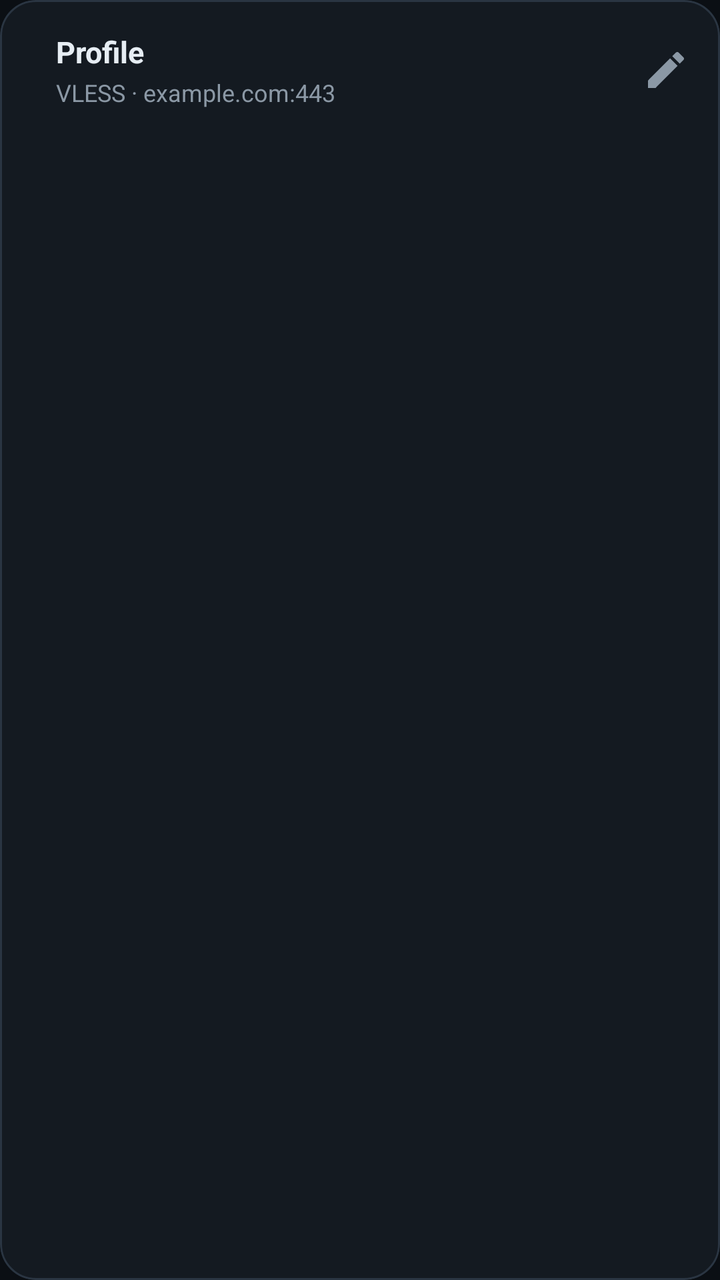
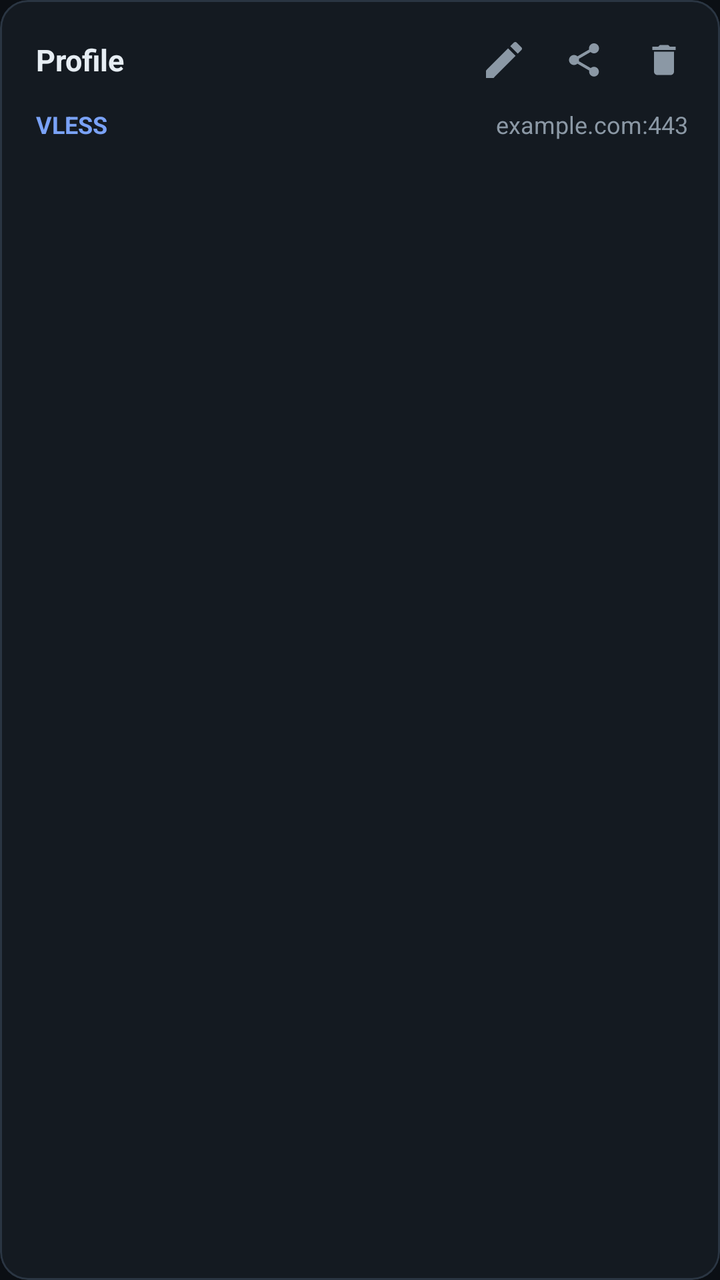

Compare the two renders of this Android layout. The source of the first and the diff that turns it into the second are given below.
<!-- AndroidManifest.xml: application theme Theme.RustRay -->
<!-- res/layout/item_profile.xml -->
<?xml version="1.0" encoding="utf-8"?>
<com.google.android.material.card.MaterialCardView xmlns:android="http://schemas.android.com/apk/res/android"
    xmlns:app="http://schemas.android.com/apk/res-auto"
    android:id="@+id/cardProfile"
    android:layout_width="match_parent"
    android:layout_height="wrap_content"
    android:layout_marginStart="16dp"
    android:layout_marginEnd="16dp"
    android:layout_marginTop="5dp"
    android:layout_marginBottom="5dp"
    android:clickable="true"
    android:focusable="true"
    app:cardBackgroundColor="@color/surface"
    app:cardCornerRadius="18dp"
    app:cardElevation="0dp"
    app:strokeColor="@color/outline"
    app:strokeWidth="1dp">

    <LinearLayout
        android:layout_width="match_parent"
        android:layout_height="wrap_content"
        android:gravity="center_vertical"
        android:orientation="horizontal"
        android:paddingStart="16dp"
        android:paddingTop="14dp"
        android:paddingEnd="6dp"
        android:paddingBottom="14dp">

        <ImageView
            android:id="@+id/ivSelected"
            android:layout_width="22dp"
            android:layout_height="22dp"
            android:contentDescription="Selected"
            android:src="@drawable/ic_check_circle"
            android:visibility="gone"
            app:tint="@color/primary" />

        <LinearLayout
            android:layout_width="0dp"
            android:layout_height="wrap_content"
            android:layout_marginStart="12dp"
            android:layout_weight="1"
            android:orientation="vertical">

            <TextView
                android:id="@+id/tvName"
                android:layout_width="match_parent"
                android:layout_height="wrap_content"
                android:ellipsize="end"
                android:maxLines="1"
                android:text="Profile"
                android:textColor="@color/text"
                android:textSize="15sp"
                android:textStyle="bold" />

            <TextView
                android:id="@+id/tvSubtitle"
                android:layout_width="match_parent"
                android:layout_height="wrap_content"
                android:layout_marginTop="2dp"
                android:ellipsize="end"
                android:maxLines="1"
                android:text="VLESS · example.com:443"
                android:textColor="@color/text_dim"
                android:textSize="12sp" />
        </LinearLayout>

        <ImageButton
            android:id="@+id/btnEdit"
            android:layout_width="42dp"
            android:layout_height="42dp"
            android:background="?attr/selectableItemBackgroundBorderless"
            android:contentDescription="Edit profile"
            android:src="@drawable/ic_edit"
            app:tint="@color/text_dim" />
    </LinearLayout>
</com.google.android.material.card.MaterialCardView>
<!-- resources referenced by this layout -->
<resources>
  <color name="outline">#2A3542</color>
  <color name="primary">#3DDC97</color>
  <color name="surface">#141A21</color>
  <color name="text">#E6EDF3</color>
  <color name="text_dim">#8B98A5</color>
  <!-- drawable ic_check_circle (drawable) -->
  <vector xmlns:android="http://schemas.android.com/apk/res/android"
      android:width="24dp" android:height="24dp"
      android:viewportWidth="24" android:viewportHeight="24">
      <path android:fillColor="#FFFFFFFF" android:pathData="M12,2C6.48,2 2,6.48 2,12s4.48,10 10,10 10,-4.48 10,-10S17.52,2 12,2zM10,17l-5,-5 1.41,-1.41L10,14.17l7.59,-7.59L19,8l-9,9z" />
  </vector>
  <!-- drawable ic_edit (drawable) -->
  <vector xmlns:android="http://schemas.android.com/apk/res/android"
      android:width="24dp" android:height="24dp"
      android:viewportWidth="24" android:viewportHeight="24">
      <path android:fillColor="#FFFFFFFF" android:pathData="M3,17.25V21h3.75L17.81,9.94l-3.75,-3.75L3,17.25zM20.71,7.04c0.39,-0.39 0.39,-1.02 0,-1.41l-2.34,-2.34c-0.39,-0.39 -1.02,-0.39 -1.41,0l-1.83,1.83 3.75,3.75 1.83,-1.83z" />
  </vector>
  <color name="on_primary">#04140D</color>
  <color name="surface_3">#232E3A</color>
  <color name="accent">#7AA2F7</color>
  <color name="bg">#0B0F14</color>
  <color name="error">#FF6B6B</color>
  <color name="surface_2">#1C242E</color>
  <style name="Widget.RustRay.Card" parent="Widget.Material3.CardView.Filled">
          <item name="cardBackgroundColor">@color/surface</item>
          <item name="cardCornerRadius">20dp</item>
          <item name="cardElevation">0dp</item>
          <item name="strokeWidth">1dp</item>
          <item name="strokeColor">@color/outline</item>
      </style>
  <style name="Widget.RustRay.TextInput" parent="Widget.Material3.TextInputLayout.OutlinedBox">
          <item name="boxBackgroundColor">@color/surface</item>
          <item name="boxStrokeColor">@color/primary</item>
          <item name="hintTextColor">@color/text_dim</item>
          <item name="boxCornerRadiusTopStart">12dp</item>
          <item name="boxCornerRadiusTopEnd">12dp</item>
          <item name="boxCornerRadiusBottomStart">12dp</item>
          <item name="boxCornerRadiusBottomEnd">12dp</item>
      </style>
  <!-- unchanged entries left out for length: 1 -->
</resources>

<!-- the commit's change to res/layout/item_profile.xml (unified diff, before → after) -->
@@ -11,7 +11,7 @@
     android:clickable="true"
     android:focusable="true"
     app:cardBackgroundColor="@color/surface"
-    app:cardCornerRadius="18dp"
+    app:cardCornerRadius="14dp"
     app:cardElevation="0dp"
     app:strokeColor="@color/outline"
     app:strokeWidth="1dp">
@@ -19,59 +19,102 @@
     <LinearLayout
         android:layout_width="match_parent"
         android:layout_height="wrap_content"
-        android:gravity="center_vertical"
-        android:orientation="horizontal"
-        android:paddingStart="16dp"
-        android:paddingTop="14dp"
-        android:paddingEnd="6dp"
-        android:paddingBottom="14dp">
+        android:orientation="horizontal">
 
-        <ImageView
-            android:id="@+id/ivSelected"
-            android:layout_width="22dp"
-            android:layout_height="22dp"
-            android:contentDescription="Selected"
-            android:src="@drawable/ic_check_circle"
-            android:visibility="gone"
-            app:tint="@color/primary" />
+        <View
+            android:id="@+id/viewSelectedBar"
+            android:layout_width="4dp"
+            android:layout_height="match_parent"
+            android:background="@color/primary"
+            android:visibility="invisible" />
 
         <LinearLayout
             android:layout_width="0dp"
             android:layout_height="wrap_content"
-            android:layout_marginStart="12dp"
             android:layout_weight="1"
-            android:orientation="vertical">
+            android:orientation="vertical"
+            android:paddingStart="14dp"
+            android:paddingTop="10dp"
+            android:paddingEnd="8dp"
+            android:paddingBottom="12dp">
 
-            <TextView
-                android:id="@+id/tvName"
+            <LinearLayout
                 android:layout_width="match_parent"
                 android:layout_height="wrap_content"
-                android:ellipsize="end"
-                android:maxLines="1"
-                android:text="Profile"
-                android:textColor="@color/text"
-                android:textSize="15sp"
-                android:textStyle="bold" />
+                android:gravity="center_vertical"
+                android:orientation="horizontal">
 
-            <TextView
-                android:id="@+id/tvSubtitle"
+                <TextView
+                    android:id="@+id/tvName"
+                    android:layout_width="0dp"
+                    android:layout_height="wrap_content"
+                    android:layout_weight="1"
+                    android:ellipsize="end"
+                    android:maxLines="1"
+                    android:paddingEnd="6dp"
+                    android:text="Profile"
+                    android:textColor="@color/text"
+                    android:textSize="15sp"
+                    android:textStyle="bold" />
+
+                <ImageButton
+                    android:id="@+id/btnEdit"
+                    android:layout_width="40dp"
+                    android:layout_height="40dp"
+                    android:background="?attr/selectableItemBackgroundBorderless"
+                    android:contentDescription="@string/title_edit_profile"
+                    android:src="@drawable/ic_edit"
+                    app:tint="@color/text_dim" />
+
+                <ImageButton
+                    android:id="@+id/btnShare"
+                    android:layout_width="40dp"
+                    android:layout_height="40dp"
+                    android:background="?attr/selectableItemBackgroundBorderless"
+                    android:contentDescription="@string/export_rr_title"
+                    android:src="@drawable/ic_share"
+                    app:tint="@color/text_dim" />
+
+                <ImageButton
+                    android:id="@+id/btnDelete"
+                    android:layout_width="40dp"
+                    android:layout_height="40dp"
+                    android:background="?attr/selectableItemBackgroundBorderless"
+                    android:contentDescription="@string/delete"
+                    android:src="@drawable/ic_delete"
+                    app:tint="@color/text_dim" />
+            </LinearLayout>
+
+            <LinearLayout
                 android:layout_width="match_parent"
                 android:layout_height="wrap_content"
-                android:layout_marginTop="2dp"
-                android:ellipsize="end"
-                android:maxLines="1"
-                android:text="VLESS · example.com:443"
-                android:textColor="@color/text_dim"
-                android:textSize="12sp" />
+                android:layout_marginTop="4dp"
+                android:gravity="center_vertical"
+                android:orientation="horizontal"
+                android:paddingEnd="8dp">
+
+                <TextView
+                    android:id="@+id/tvProtocol"
+                    android:layout_width="wrap_content"
+                    android:layout_height="wrap_content"
+                    android:text="VLESS"
+                    android:textColor="@color/accent"
+                    android:textSize="12sp"
+                    android:textStyle="bold" />
+
+                <TextView
+                    android:id="@+id/tvSubtitle"
+                    android:layout_width="0dp"
+                    android:layout_height="wrap_content"
+                    android:layout_weight="1"
+                    android:ellipsize="end"
+                    android:gravity="end"
+                    android:maxLines="1"
+                    android:paddingStart="12dp"
+                    android:text="example.com:443"
+                    android:textColor="@color/text_dim"
+                    android:textSize="12sp" />
+            </LinearLayout>
         </LinearLayout>
-
-        <ImageButton
-            android:id="@+id/btnEdit"
-            android:layout_width="42dp"
-            android:layout_height="42dp"
-            android:background="?attr/selectableItemBackgroundBorderless"
-            android:contentDescription="Edit profile"
-            android:src="@drawable/ic_edit"
-            app:tint="@color/text_dim" />
     </LinearLayout>
 </com.google.android.material.card.MaterialCardView>
<!-- resource entries referenced after the edit -->
@@ -5,11 +5,15 @@
   <color name="surface">#141A21</color>
   <color name="text">#E6EDF3</color>
   <color name="text_dim">#8B98A5</color>
-  <!-- drawable ic_check_circle (drawable) -->
+  <!-- drawable ic_delete (drawable) -->
   <vector xmlns:android="http://schemas.android.com/apk/res/android"
-      android:width="24dp" android:height="24dp"
-      android:viewportWidth="24" android:viewportHeight="24">
-      <path android:fillColor="#FFFFFFFF" android:pathData="M12,2C6.48,2 2,6.48 2,12s4.48,10 10,10 10,-4.48 10,-10S17.52,2 12,2zM10,17l-5,-5 1.41,-1.41L10,14.17l7.59,-7.59L19,8l-9,9z" />
+      android:width="20dp"
+      android:height="20dp"
+      android:viewportWidth="24"
+      android:viewportHeight="24">
+      <path
+          android:fillColor="#FFFFFF"
+          android:pathData="M6,19c0,1.1 0.9,2 2,2h8c1.1,0 2,-0.9 2,-2V7H6v12zM19,4h-3.5l-1,-1h-5l-1,1H5v2h14V4z" />
   </vector>
   <!-- drawable ic_edit (drawable) -->
   <vector xmlns:android="http://schemas.android.com/apk/res/android"
@@ -17,6 +21,19 @@
       android:viewportWidth="24" android:viewportHeight="24">
       <path android:fillColor="#FFFFFFFF" android:pathData="M3,17.25V21h3.75L17.81,9.94l-3.75,-3.75L3,17.25zM20.71,7.04c0.39,-0.39 0.39,-1.02 0,-1.41l-2.34,-2.34c-0.39,-0.39 -1.02,-0.39 -1.41,0l-1.83,1.83 3.75,3.75 1.83,-1.83z" />
   </vector>
+  <!-- drawable ic_share (drawable) -->
+  <vector xmlns:android="http://schemas.android.com/apk/res/android"
+      android:width="20dp"
+      android:height="20dp"
+      android:viewportWidth="24"
+      android:viewportHeight="24">
+      <path
+          android:fillColor="#FFFFFF"
+          android:pathData="M18,16.08c-0.76,0 -1.44,0.3 -1.96,0.77L8.91,12.7c0.05,-0.23 0.09,-0.46 0.09,-0.7s-0.04,-0.47 -0.09,-0.7l7.05,-4.11c0.54,0.5 1.25,0.81 2.04,0.81 1.66,0 3,-1.34 3,-3s-1.34,-3 -3,-3 -3,1.34 -3,3c0,0.24 0.04,0.47 0.09,0.7L8.04,9.81C7.5,9.31 6.79,9 6,9c-1.66,0 -3,1.34 -3,3s1.34,3 3,3c0.79,0 1.5,-0.31 2.04,-0.81l7.12,4.16c-0.05,0.21 -0.08,0.43 -0.08,0.65 0,1.61 1.31,2.92 2.92,2.92s2.92,-1.31 2.92,-2.92 -1.31,-2.92 -2.92,-2.92z" />
+  </vector>
+  <string name="delete">Delete</string>
+  <string name="export_rr_title">Export Config</string>
+  <string name="title_edit_profile">Edit profile</string>
   <color name="on_primary">#04140D</color>
   <color name="surface_3">#232E3A</color>
   <color name="accent">#7AA2F7</color>
